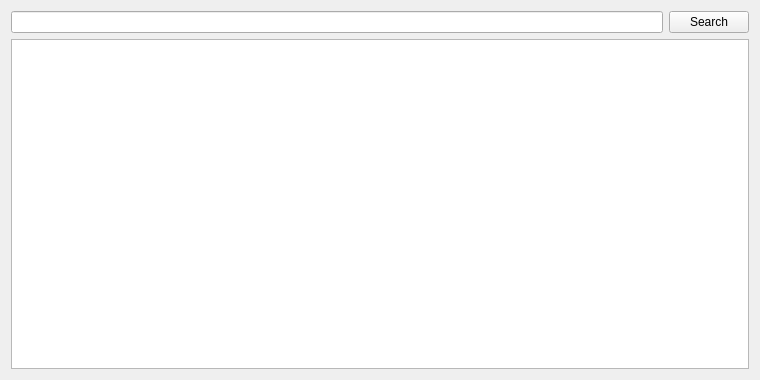
Before: the Qt Designer form src/qt/forms/inscriptionpage.ui in slimcoin-project/Slimcoin, drawn with Qt 5.
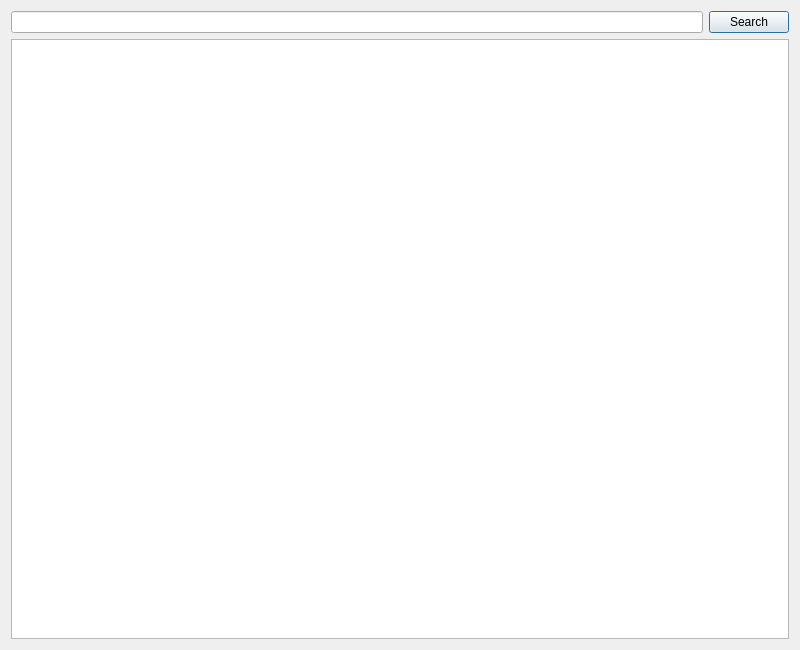
After: the same form once the commit is applied.

Patch:
```diff
--- a/src/qt/forms/inscriptionpage.ui
+++ b/src/qt/forms/inscriptionpage.ui
@@ -1,13 +1,13 @@
 <?xml version="1.0" encoding="UTF-8"?>
 <ui version="4.0">
  <class>InscriptionPage</class>
- <widget class="QWidget" name="InscriptionPage">
+ <widget class="QDialog" name="InscriptionPage">
   <property name="geometry">
    <rect>
     <x>0</x>
     <y>0</y>
-    <width>760</width>
-    <height>380</height>
+    <width>800</width>
+    <height>650</height>
    </rect>
   </property>
   <property name="windowTitle">
@@ -52,7 +52,7 @@
       <bool>true</bool>
      </property>
      <attribute name="horizontalHeaderMinimumSectionSize">
-      <number>66</number>
+      <number>100</number>
      </attribute>
      <attribute name="verticalHeaderVisible">
       <bool>false</bool>
```
Left out of the diff: 2 changed lines with no effect on the pictures.
